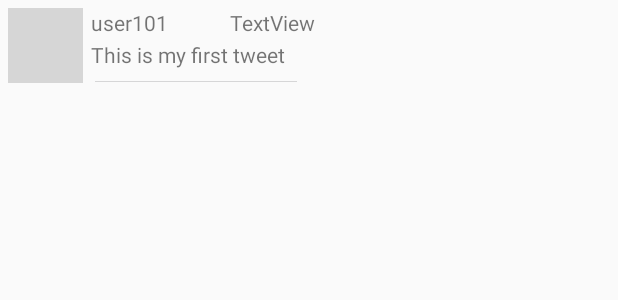
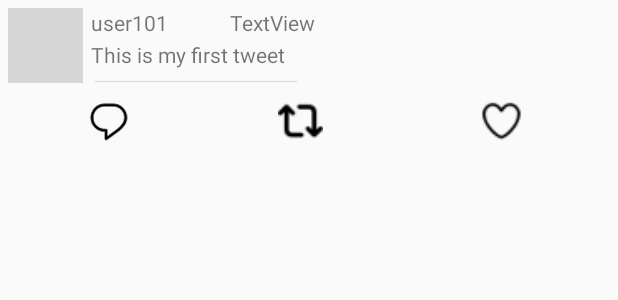
Before and after one commit to martinsufiofb/Twitter, an Android app: the layout item_tweet.xml on its own in the app's theme, with its tools: preview values and no code run, on a phone screen of 412 x 824 dp. Shown: the top 300 px of the screen. Run offline under Robolectric (Android 15) with nearby library versions, the phone set to English and light mode, and no system bars; grey boxes are pictures that could not be loaded.

Commit message:
4th commit

```diff
--- a/app/build.gradle
+++ b/app/build.gradle
@@ -58,4 +58,6 @@ dependencies {
     implementation 'com.facebook.stetho:stetho:1.5.1'
     implementation 'org.parceler:parceler-api:1.1.12'
     annotationProcessor 'org.parceler:parceler:1.1.12'
+    implementation "androidx.vectordrawable:vectordrawable:1.0.0" // VectorDrawableCompat
+    implementation "androidx.vectordrawable:vectordrawable-animated:1.0.0"
 }
--- a/app/src/main/java/com/codepath/apps/restclienttemplate/TweetsAdapter.java
+++ b/app/src/main/java/com/codepath/apps/restclienttemplate/TweetsAdapter.java
@@ -11,6 +11,7 @@ import androidx.annotation.NonNull;
 import androidx.recyclerview.widget.RecyclerView;
 
 import com.bumptech.glide.Glide;
+import com.bumptech.glide.load.resource.bitmap.RoundedCorners;
 import com.codepath.apps.restclienttemplate.models.Tweet;
 
 import java.util.List;
@@ -68,6 +69,7 @@ public class TweetsAdapter extends  RecyclerView.Adapter<TweetsAdapter.ViewHolde
         TextView tvScreenName;
         ImageView ivimage;
         TextView tvlastseen;
+//        TextView tvlikecount;
 
         public ViewHolder(@NonNull View itemView) {
             super(itemView);
@@ -76,13 +78,15 @@ public class TweetsAdapter extends  RecyclerView.Adapter<TweetsAdapter.ViewHolde
             tvScreenName = itemView.findViewById(R.id.tvScreenName);
             ivimage = itemView.findViewById(R.id.ivimage);
             tvlastseen = itemView.findViewById(R.id.tvlastseen);
+//            tvlikecount = itemView.findViewById(R.id.tvlikecount);
         }
 
         public void bind(Tweet tweet) {
             tvBody.setText(tweet.body);
             tvScreenName.setText(tweet.user.screenName);
             tvlastseen.setText(tweet.lastseen);
-            Glide.with(context).load(tweet.user.profileImageUrl).into(ivProfileImage);
+//            tvlikecount.setText(tweet.likecount);
+            Glide.with(context).load(tweet.user.profileImageUrl).transform(new RoundedCorners(60)).into(ivProfileImage);
             Glide.with(context).load(tweet.imageUrl).into(ivimage);
 
         }
--- a/app/src/main/java/com/codepath/apps/restclienttemplate/models/Tweet.java
+++ b/app/src/main/java/com/codepath/apps/restclienttemplate/models/Tweet.java
@@ -60,6 +60,7 @@ public class Tweet {
     public User user;
     public String imageUrl;
     public String lastseen;
+//    public int likecount;
 
     public Tweet(){}
 
@@ -70,6 +71,7 @@ public class Tweet {
         tweet.user = User.fromJson(jsonObject.getJSONObject("user"));
         tweet.imageUrl = "";
         tweet.lastseen = tweet.getRelativeTimeAgo(tweet.createdAt);
+//        tweet.likecount = jsonObject.getInt("tweet_count");
 
         if (jsonObject.has("full_text")){
             tweet.body = jsonObject.getString("full_text");
--- a/app/src/main/res/layout/item_tweet.xml
+++ b/app/src/main/res/layout/item_tweet.xml
@@ -57,4 +57,42 @@
         android:layout_toEndOf="@+id/tvScreenName"
         android:text="TextView" />
 
+    <ImageView
+        android:layout_width="30dp"
+        android:layout_height="31dp"
+        android:layout_below="@+id/ivimage"
+        android:layout_alignParentStart="true"
+        android:layout_marginStart="51dp"
+        android:layout_marginTop="10dp"
+        app:srcCompat="@drawable/playstore" />
+
+    <ImageView
+        android:layout_width="30dp"
+        android:layout_height="31dp"
+        android:layout_below="@+id/ivimage"
+        android:layout_alignParentStart="true"
+        android:layout_marginStart="180dp"
+        android:layout_marginTop="10dp"
+        app:srcCompat="@drawable/ic_vector_retweet" />
+
+    <ImageView
+        android:id="@+id/ivheart"
+        android:layout_width="30dp"
+        android:layout_height="31dp"
+        android:layout_below="@+id/ivimage"
+        android:layout_alignParentStart="true"
+        android:layout_marginStart="314dp"
+        android:layout_marginTop="10dp"
+        app:srcCompat="@drawable/ic_vector_heart_stroke" />
+
+<!--    <TextView-->
+<!--        android:id="@+id/tvlikecount"-->
+<!--        android:layout_width="20dp"-->
+<!--        android:layout_height="20dp"-->
+<!--        android:layout_alignParentTop="true"-->
+<!--        android:layout_marginStart="8dp"-->
+<!--        android:layout_marginTop="181dp"-->
+<!--        android:layout_toEndOf="@+id/ivheart"-->
+<!--        android:text="TextView" />-->
+
 </RelativeLayout>
```
Also changed, not shown: app/src/main/res/drawable-xhdpi/ic_vector_heart_stroke.png (added), app/src/main/res/drawable-xhdpi/ic_vector_retweet.png (added), app/src/main/res/drawable-xhdpi/vector_compose_dm_fab.png (added), app/src/main/res/drawable-xxhdpi/ic_vector_reply.png (added), app/src/main/res/drawable-xxhdpi/playstore.png (added).
